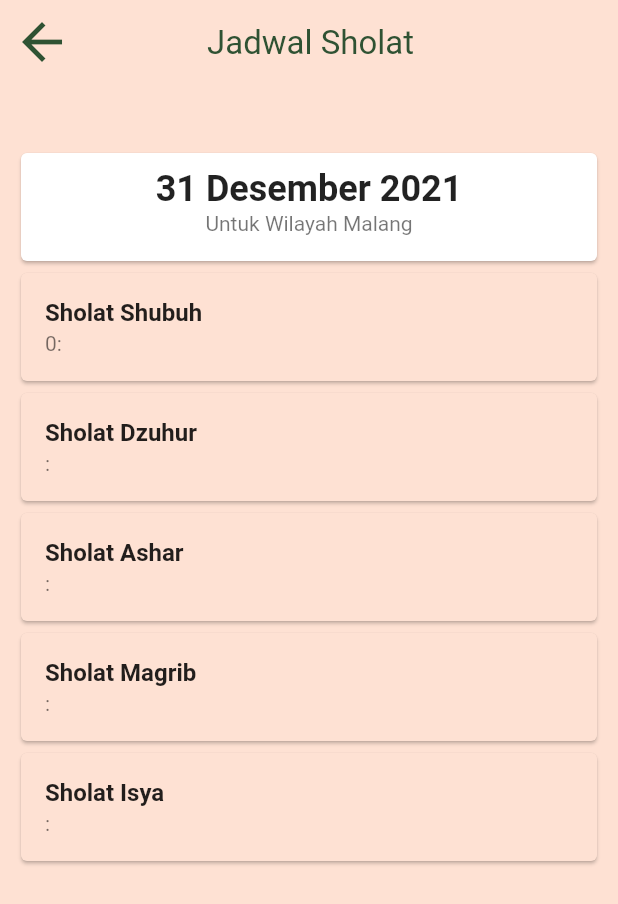
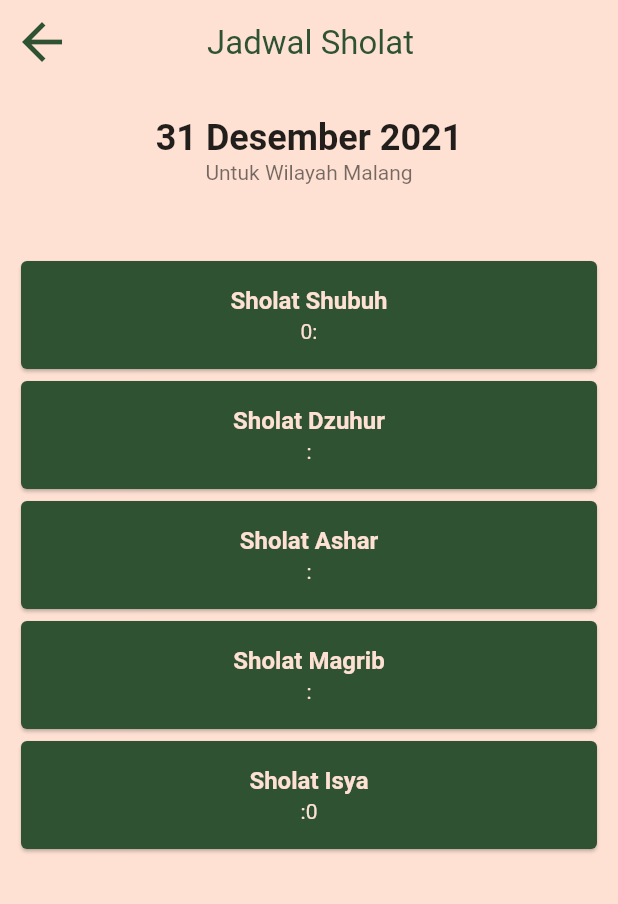
Before and after one commit to farisikhhaq/issaq-flutter, a Flutter app: the AdzanList screen opened directly, on a phone screen of 412 x 824 dp. Shown: the top 904 px of the screen. Run offline on Flutter 3.47's test engine with Material 2 defaults, Android fonts, the phone set to English and light mode, and no system bars; our stand-ins replace curved_navigation_bar, flutter_spinkit, font_awesome_flutter, google_fonts, just_audio, rxdart; missing offline and left inert: adhan_dart, audio_session; network calls fail; Roboto replaces fonts that are missing (Georgia).

Commit message:
adzan update clock

```diff
--- a/lib/jadwal/adzan_list.dart
+++ b/lib/jadwal/adzan_list.dart
@@ -49,19 +49,23 @@ class _AdzanListState extends State<AdzanList> {
                     child: Text(
                       'Jadwal Sholat',
                       style: TextStyle(
-                          fontFamily: 'Georgia', color: greenColor, fontSize: 22),
+                          fontFamily: 'Georgia',
+                          color: greenColor,
+                          fontSize: 22),
                     ),
                   ),
                 ],
               ),
               Padding(
-                padding: const EdgeInsets.fromLTRB(10, 50, 10, 10),
+                padding: const EdgeInsets.fromLTRB(10, 20, 10, 10),
                 child: Column(children: <Widget>[
-                    Card(
+                  InkWell(
                       child: ListTile(
-                      title: Text("${date.day} ${adzanbulan[date.month-1]} ${date.year}",
+                    title: Text(
+                        "${date.day} ${adzanbulan[date.month - 1]} ${date.year}",
                         textAlign: TextAlign.center,
                         style: TextStyle(
+                          fontFamily: 'Georgia',
                           fontWeight: FontWeight.bold,
                           fontSize: 24,
                         )),
@@ -70,43 +74,70 @@ class _AdzanListState extends State<AdzanList> {
                       textAlign: TextAlign.center,
                     ),
                   )),
+                  SizedBox(
+                    height: 30,
+                  ),
                   Card(
-                        color: orangeColor,
+                      color: greenColor,
                       child: ListTile(
                         title: Text("Sholat Shubuh",
-                              style: TextStyle(fontWeight: FontWeight.bold)),
-                          subtitle: Text("0${prayerTimes.fajr!.toLocal().hour}:${prayerTimes.fajr!.toLocal().minute}"),
+                            textAlign: TextAlign.center,
+                            style: TextStyle(
+                                fontWeight: FontWeight.bold, color: backColor)),
+                        subtitle: Text(
+                            "0${prayerTimes.fajr!.toLocal().hour}:${prayerTimes.fajr!.toLocal().minute}",
+                            textAlign: TextAlign.center,
+                            style: TextStyle(color: backColor)),
                       )),
                   Card(
-                        color: orangeColor,
+                      color: greenColor,
                       child: ListTile(
                         title: Text("Sholat Dzuhur",
-                              style: TextStyle(fontWeight: FontWeight.bold)),
-                          subtitle: Text("${prayerTimes.dhuhr!.toLocal().hour}:${prayerTimes.dhuhr!.toLocal().minute}"),
+                            textAlign: TextAlign.center,
+                            style: TextStyle(
+                                fontWeight: FontWeight.bold, color: backColor)),
+                        subtitle: Text(
+                            "${prayerTimes.dhuhr!.toLocal().hour}:${prayerTimes.dhuhr!.toLocal().minute}",
+                            textAlign: TextAlign.center,
+                            style: TextStyle(color: backColor)),
                       )),
                   Card(
-                        color: orangeColor,
+                      color: greenColor,
                       child: ListTile(
                         title: Text("Sholat Ashar",
-                              style: TextStyle(fontWeight: FontWeight.bold)),
-                          subtitle: Text("${prayerTimes.asr!.toLocal().hour}:${prayerTimes.asr!.toLocal().minute}${prayerTimes.asr!.toLocal().minute}"),
+                            textAlign: TextAlign.center,
+                            style: TextStyle(
+                                fontWeight: FontWeight.bold, color: backColor)),
+                        subtitle: Text(
+                            "${prayerTimes.asr!.toLocal().hour}:${prayerTimes.asr!.toLocal().minute}${prayerTimes.asr!.toLocal().minute}",
+                            textAlign: TextAlign.center,
+                            style: TextStyle(color: backColor)),
                       )),
                   Card(
-                        color: orangeColor,
+                      color: greenColor,
                       child: ListTile(
                         title: Text("Sholat Magrib",
-                              style: TextStyle(fontWeight: FontWeight.bold)),
-                          subtitle: Text("${prayerTimes.maghrib!.toLocal().hour}:${prayerTimes.maghrib!.toLocal().minute}"),
+                            textAlign: TextAlign.center,
+                            style: TextStyle(
+                                fontWeight: FontWeight.bold, color: backColor)),
+                        subtitle: Text(
+                            "${prayerTimes.maghrib!.toLocal().hour}:${prayerTimes.maghrib!.toLocal().minute}",
+                            textAlign: TextAlign.center,
+                            style: TextStyle(color: backColor)),
                       )),
                   Card(
-                        color: orangeColor,
+                      color: greenColor,
                       child: ListTile(
                         title: Text("Sholat Isya",
-                              style: TextStyle(fontWeight: FontWeight.bold)),
-                          subtitle: Text("${prayerTimes.isha!.toLocal().hour}:${prayerTimes.isha!.toLocal().minute}${prayerTimes.asr!.toLocal().minute}"),
+                            textAlign: TextAlign.center,
+                            style: TextStyle(
+                                fontWeight: FontWeight.bold, color: backColor)),
+                        subtitle: Text(
+                            "${prayerTimes.isha!.toLocal().hour}:0${prayerTimes.isha!.toLocal().minute}",
+                            textAlign: TextAlign.center,
+                            style: TextStyle(color: backColor)),
                       )),
                 ]),
-
               ),
             ],
           ),
```
Lines whose indentation alone changed are shown as unchanged.
